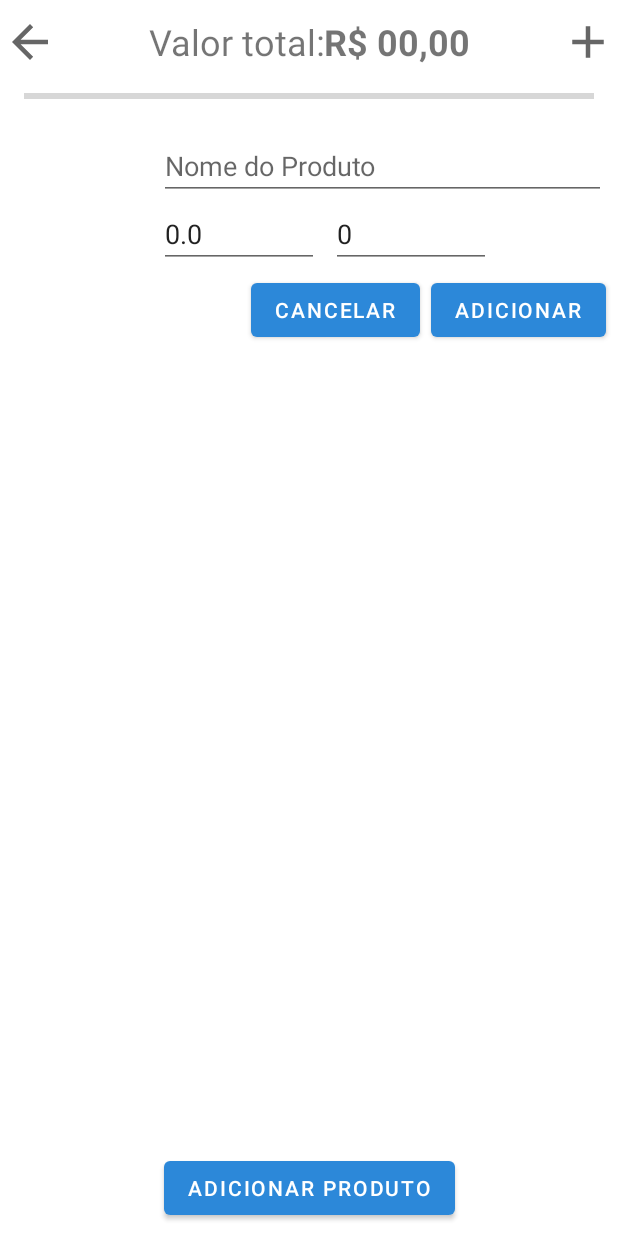
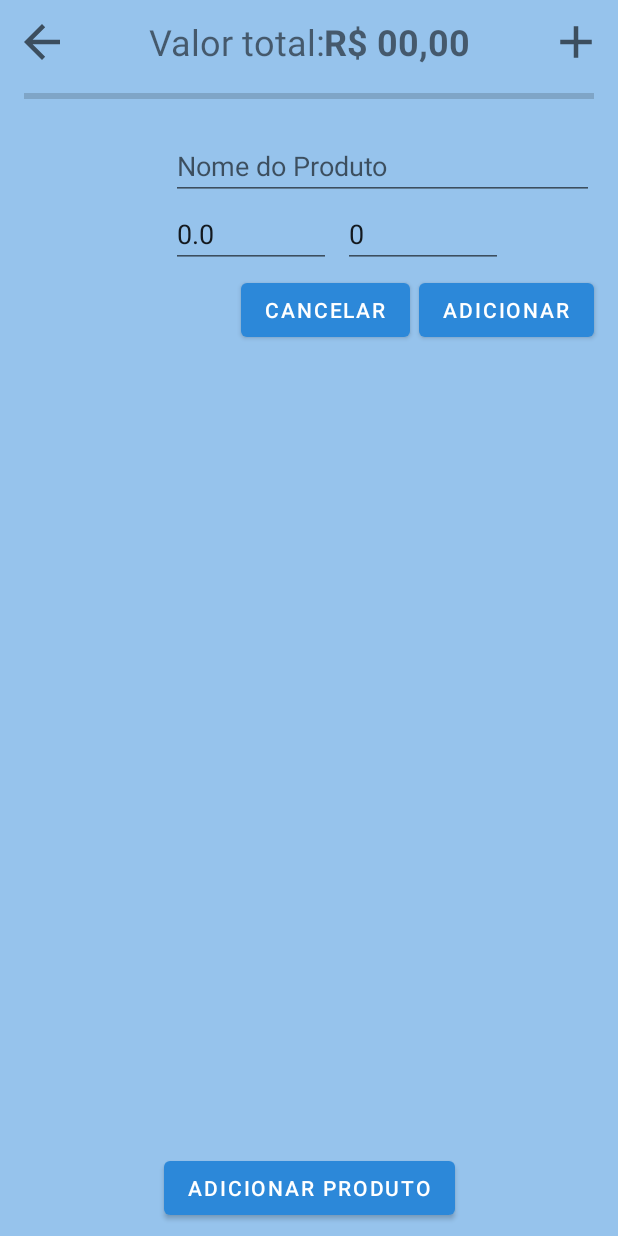
Before and after one commit to mattolivr/Mercapli, an Android app: the CarrinhoActivity screen opened directly, with no data from a screen before it, after a tap on "ADICIONAR PRODUTO", on a phone screen of 412 x 824 dp. Run offline under Robolectric (Android 15) with nearby library versions, the phone set to English and light mode, and no system bars.

Commit message:
Alterações em Layouts da Activity_Carrinho, Fragment_Dashboard e Layout_Produto_Edit

```diff
--- a/app/src/main/res/layout/activity_carrinho.xml
+++ b/app/src/main/res/layout/activity_carrinho.xml
@@ -4,13 +4,16 @@
     xmlns:tools="http://schemas.android.com/tools"
     android:layout_width="match_parent"
     android:layout_height="match_parent"
+    android:background="#96c3ec"
     tools:context=".CarrinhoActivity">
 
     <LinearLayout
         android:id="@+id/llHeader"
         android:layout_width="match_parent"
         android:layout_height="wrap_content"
+        android:layout_marginLeft="8dp"
         android:layout_marginTop="8dp"
+        android:layout_marginRight="8dp"
         android:orientation="horizontal"
         app:layout_constraintEnd_toEndOf="parent"
         app:layout_constraintStart_toStartOf="parent"
@@ -88,7 +91,9 @@
             <androidx.recyclerview.widget.RecyclerView
                 android:id="@+id/rvCompraProdutos"
                 android:layout_width="match_parent"
-                android:layout_height="match_parent"/>
+                android:layout_height="match_parent"
+                android:layout_marginLeft="8dp"
+                android:layout_marginRight="8dp" />
         </LinearLayout>
     </ScrollView>
 
--- a/app/src/main/res/layout/fragment_dashboard.xml
+++ b/app/src/main/res/layout/fragment_dashboard.xml
@@ -116,7 +116,6 @@
                         android:layout_width="100dp"
                         android:layout_height="100dp"
                         android:layout_marginLeft="16dp"
-                        android:layout_marginRight="8dp"
                         android:layout_weight="0"
                         android:background="@color/white"
                         android:padding="10dp"
@@ -128,7 +127,6 @@
                         android:layout_width="100dp"
                         android:layout_height="100dp"
                         android:layout_marginLeft="16dp"
-                        android:layout_marginRight="8dp"
                         android:layout_weight="0"
                         android:background="@color/white"
                         android:padding="10dp"
@@ -140,7 +138,6 @@
                         android:layout_width="100dp"
                         android:layout_height="100dp"
                         android:layout_marginLeft="16dp"
-                        android:layout_marginRight="8dp"
                         android:layout_weight="0"
                         android:background="@color/white"
                         android:padding="10dp"
--- a/app/src/main/res/layout/layout_produto_edit.xml
+++ b/app/src/main/res/layout/layout_produto_edit.xml
@@ -83,7 +83,7 @@
         android:id="@+id/btnPrdEdtCancelar"
         android:layout_width="wrap_content"
         android:layout_height="wrap_content"
-        android:layout_marginStart="167dp"
+        android:layout_marginStart="154dp"
         android:layout_marginTop="4dp"
         android:layout_marginEnd="8dp"
         android:text="CANCELAR"
```
